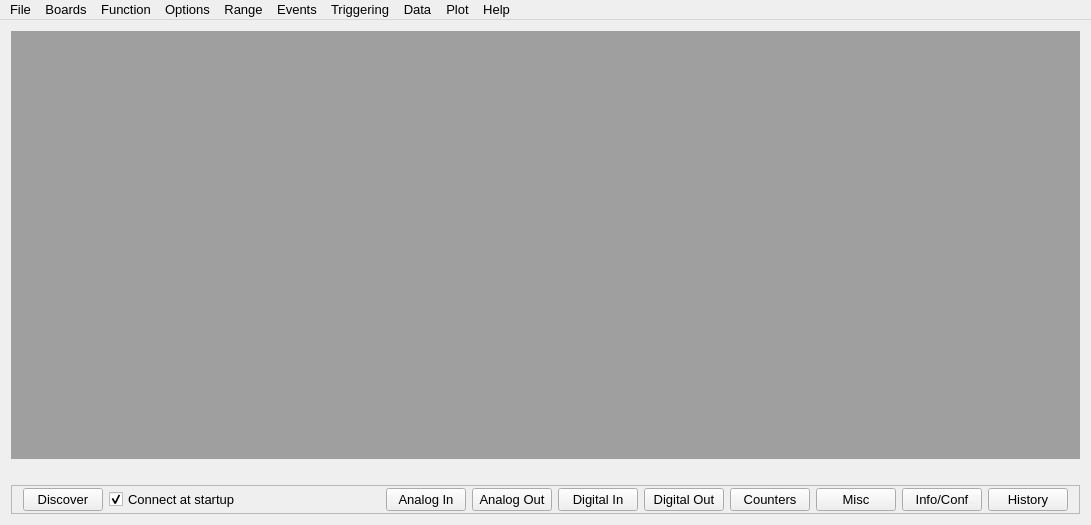
Before: the Qt Designer form mainwindow.ui in MccDv/universaltest, drawn with Qt 5.
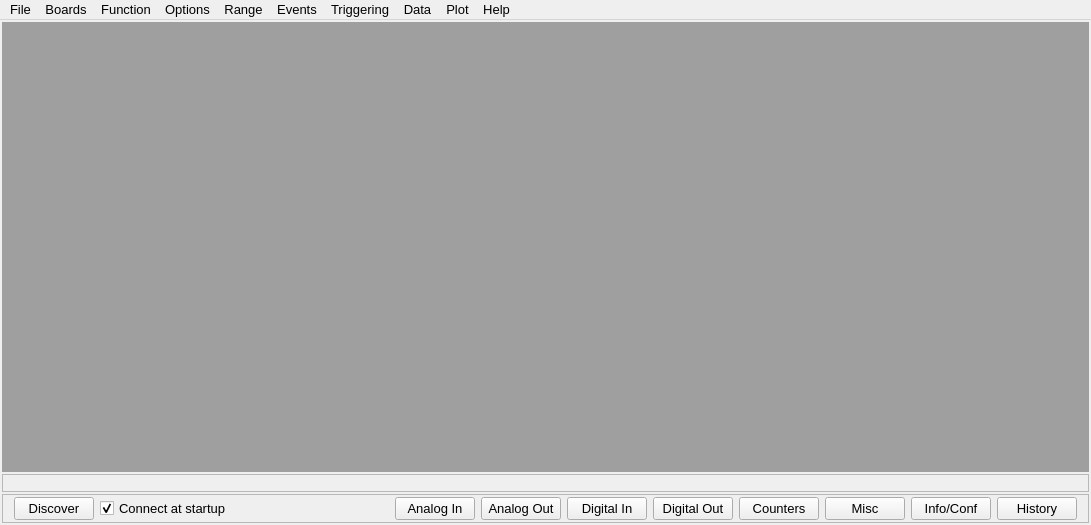
After: the same form once the commit is applied.

Commit message: Added UL version display

What changed in the file:
```diff
--- a/mainwindow.ui
+++ b/mainwindow.ui
@@ -20,10 +20,46 @@
   </property>
   <widget class="QWidget" name="centralWidget">
    <layout class="QVBoxLayout" name="verticalLayout">
+    <property name="spacing">
+     <number>2</number>
+    </property>
+    <property name="leftMargin">
+     <number>2</number>
+    </property>
+    <property name="topMargin">
+     <number>2</number>
+    </property>
+    <property name="rightMargin">
+     <number>2</number>
+    </property>
+    <property name="bottomMargin">
+     <number>2</number>
+    </property>
     <item>
      <widget class="QMdiArea" name="mdiArea"/>
     </item>
     <item>
+     <widget class="QFrame" name="fraStatus">
+      <property name="frameShape">
+       <enum>QFrame::StyledPanel</enum>
+      </property>
+      <property name="frameShadow">
+       <enum>QFrame::Raised</enum>
+      </property>
+      <layout class="QHBoxLayout" name="horizontalLayout_2" stretch="6,1">
+       <property name="leftMargin">
+        <number>2</number>
+       </property>
+       <property name="topMargin">
+        <number>1</number>
+       </property>
+       <property name="rightMargin">
+        <number>2</number>
+       </property>
+       <property name="bottomMargin">
+        <number>1</number>
+       </property>
+       <item>
      <widget class="QLabel" name="lblAppStatus">
       <property name="font">
        <font>
@@ -38,7 +74,25 @@
       </property>
      </widget>
     </item>
-    <item alignment="Qt::AlignBottom">
+       <item>
+        <widget class="QLabel" name="lblULVersion">
+         <property name="font">
+          <font>
+           <pointsize>9</pointsize>
+          </font>
+         </property>
+         <property name="text">
+          <string/>
+         </property>
+         <property name="alignment">
+          <set>Qt::AlignRight|Qt::AlignTrailing|Qt::AlignVCenter</set>
+         </property>
+        </widget>
+       </item>
+      </layout>
+     </widget>
+    </item>
+    <item>
      <widget class="QFrame" name="frame">
       <property name="frameShape">
        <enum>QFrame::StyledPanel</enum>
```
Lines whose indentation alone changed are shown as unchanged. The commit also changes 1 other file.
